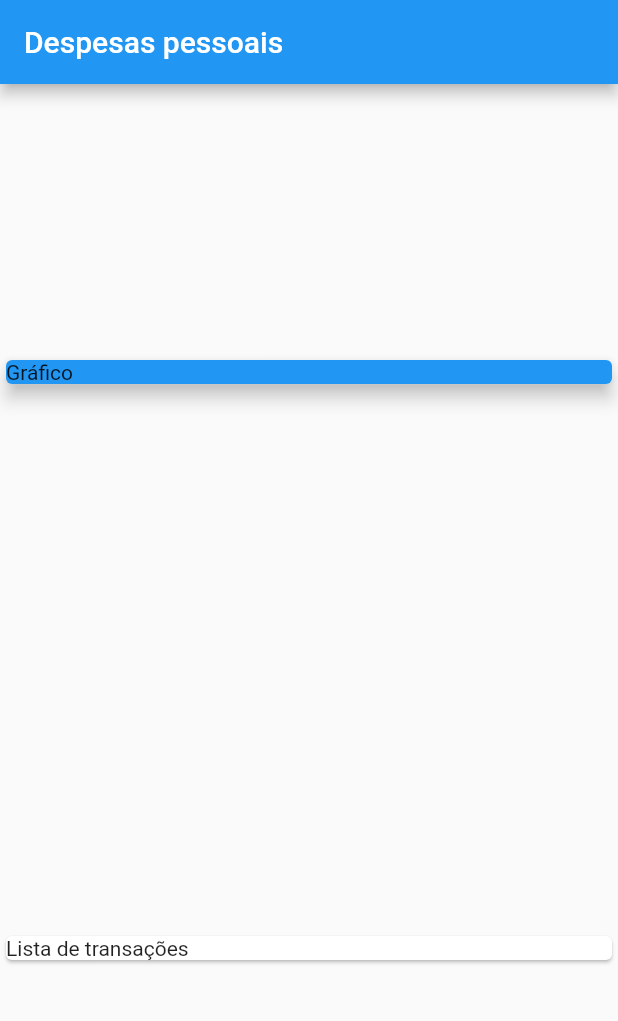
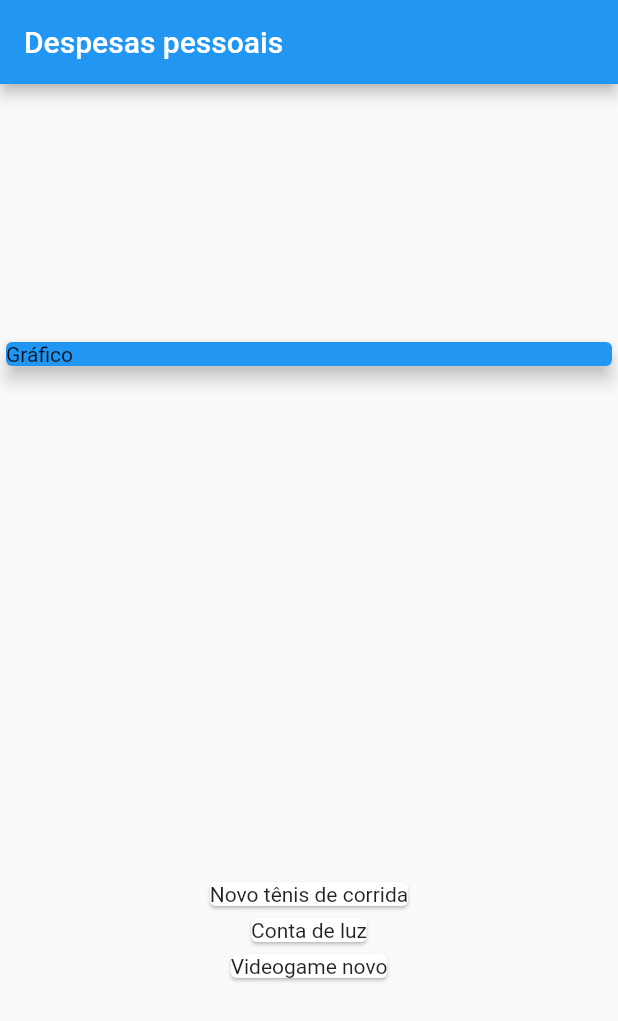
Before and after one commit to diegowinter/curso-flutter, a Flutter app: the screen it shows after launch, on a phone screen of 412 x 824 dp. Shown: the top 1021 px of the screen. Run offline on Flutter 3.47's test engine with Material 2 defaults, Android fonts, the phone set to English and light mode, and no system bars.

Commit message:
project(despesas pessoais): mapear dados para widgets

```diff
--- a/expenses/lib/main.dart
+++ b/expenses/lib/main.dart
@@ -51,8 +51,12 @@ class MyHomePage extends StatelessWidget {
               elevation: 5,
             ),
           ),
-          Card(
-            child: Text('Lista de transações'),
+          Column(
+            children: _transactions.map((tr) {
+              return Card(
+                child: Text(tr.title),
+              );
+            }).toList()
           )
         ],
       )
```
